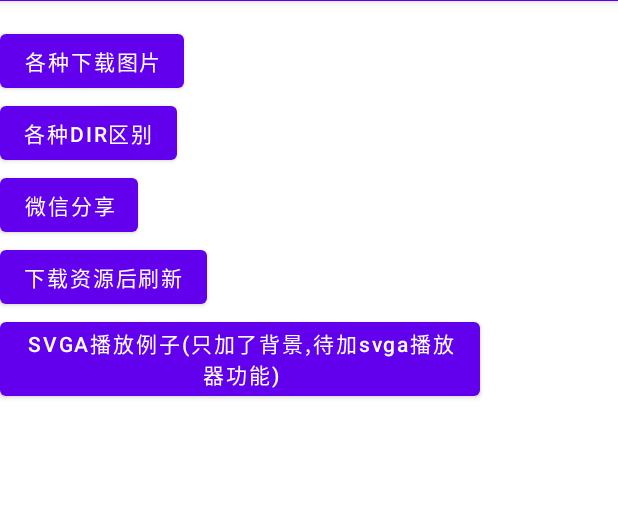
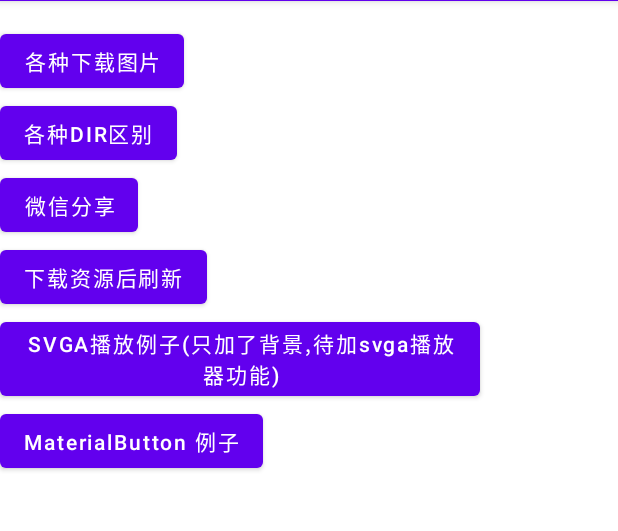
Before and after one commit to cag2050/AndroidDemo, an Android app: the screen it shows after launch (MainActivity), on a phone screen of 412 x 824 dp, the part 83-614 px from its top. Run offline under Robolectric (Android 15) with nearby library versions, the phone set to English and light mode, and no system bars.

Commit message:
add: MaterialButton

```diff
--- a/app/src/main/AndroidManifest.xml
+++ b/app/src/main/AndroidManifest.xml
@@ -13,7 +13,8 @@
         android:roundIcon="@mipmap/ic_launcher_round"
         android:supportsRtl="true"
         android:theme="@style/Theme.AndroidDemo">
-        <activity android:name=".SVGAPlayActivity"></activity>
+        <activity android:name=".MaterialButtonActivity"></activity>
+        <activity android:name=".SVGAPlayActivity" />
         <activity android:name=".ConstraintLayoutDemoActivity" />
         <activity android:name=".MediaScannerConnectionActivity" />
         <activity android:name=".wxapi.WXEntryActivity" />
--- a/app/src/main/java/com/example/androiddemo/MainActivity.kt
+++ b/app/src/main/java/com/example/androiddemo/MainActivity.kt
@@ -51,5 +51,10 @@ class MainActivity : AppCompatActivity() {
             val intent = Intent(this, SVGAPlayActivity::class.java);
             startActivity(intent)
         }
+
+        binding.MaterialButton.setOnClickListener {
+            val intent = Intent(this, MaterialButtonActivity::class.java);
+            startActivity(intent)
+        }
     }
 }
--- /dev/null
+++ b/app/src/main/res/drawable-xxxhdpi/green_btn_bg_12.xml
@@ -0,0 +1,5 @@
+<?xml version="1.0" encoding="utf-8"?>
+<shape xmlns:android="http://schemas.android.com/apk/res/android">
+    <corners android:radius="12dp"/>
+    <solid android:color="#00D471"/>
+</shape>
--- a/app/src/main/res/layout/activity_main.xml
+++ b/app/src/main/res/layout/activity_main.xml
@@ -50,4 +50,12 @@
         app:layout_constraintStart_toStartOf="parent"
         app:layout_constraintTop_toBottomOf="@+id/refresh"/>
 
+    <Button
+        android:id="@+id/MaterialButton"
+        android:layout_width="wrap_content"
+        android:layout_height="wrap_content"
+        android:text="MaterialButton 例子"
+        android:textAllCaps="false"
+        app:layout_constraintStart_toStartOf="parent"
+        app:layout_constraintTop_toBottomOf="@+id/svga"/>
 </androidx.constraintlayout.widget.ConstraintLayout>
--- a/app/src/main/res/values/colors.xml
+++ b/app/src/main/res/values/colors.xml
@@ -7,4 +7,5 @@
     <color name="teal_700">#FF018786</color>
     <color name="black">#FF000000</color>
     <color name="white">#FFFFFFFF</color>
+    <color name="common_color_00D471">#00D471</color>
 </resources>
--- a/app/src/main/res/values/strings.xml
+++ b/app/src/main/res/values/strings.xml
@@ -1,3 +1,4 @@
 <resources>
     <string name="app_name">AndroidDemo</string>
+    <string name="common_text_online">Online</string>
 </resources>
```
Also changed, not shown: app/src/main/java/com/example/androiddemo/MaterialButtonActivity.java (added, +14 -0 lines), app/src/main/res/layout/activity_material_button.xml (added, +29 -0 lines), app/src/main/res/drawable-xxhdpi/icon_leave.png (added).
